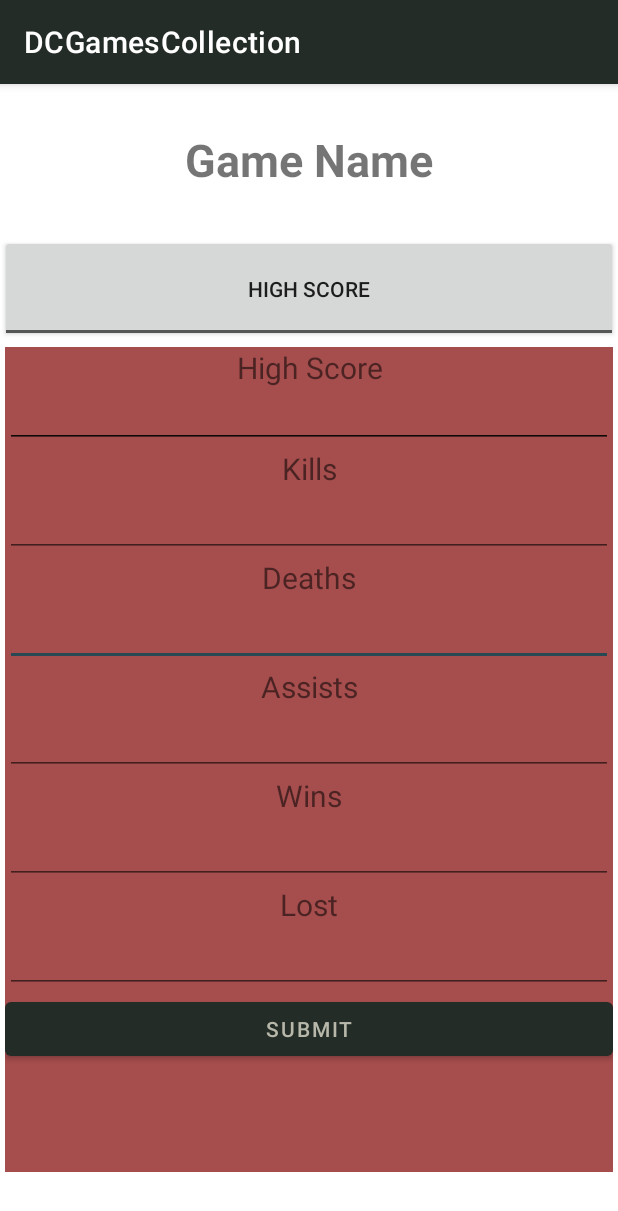
After one commit to KrishnanDevika/DC-Games-Collections, an Android app: the fragment AskUserRecord shown on its own in the app's theme, on a phone screen of 412 x 824 dp. The commit adds this screen. Shown: the top 1211 px of the screen. Run offline under Robolectric (Android 15) with nearby library versions, the phone set to English and light mode, and no system bars; network calls fail.

Commit message:
#40 Completed All Table Qurery's #61 Created Form to take user Input

```diff
--- /dev/null
+++ b/app/src/main/java/com/example/dcgamescollection/AskUserRecord.java
@@ -0,0 +1,163 @@
+package com.example.dcgamescollection;
+
+import android.os.Bundle;
+
+import androidx.fragment.app.Fragment;
+import androidx.navigation.Navigation;
+
+import android.view.LayoutInflater;
+import android.view.View;
+import android.view.ViewGroup;
+import android.widget.CompoundButton;
+import android.widget.EditText;
+import android.widget.LinearLayout;
+import android.widget.TextView;
+import android.widget.ToggleButton;
+
+import com.google.android.material.textfield.TextInputEditText;
+
+/**
+ * A simple {@link Fragment} subclass.
+ * Use the {@link AskUserRecord#newInstance} factory method to
+ * create an instance of this fragment.
+ */
+public class AskUserRecord extends Fragment {
+
+    // TODO: Rename parameter arguments, choose names that match
+    // the fragment initialization parameters, e.g. ARG_ITEM_NUMBER
+    private static final String ARG_PARAM1 = "param1";
+    private static final String ARG_PARAM2 = "param2";
+
+    // TODO: Rename and change types of parameters
+    private String mParam1;
+    private String mParam2;
+
+    public AskUserRecord() {
+        // Required empty public constructor
+    }
+
+    /**
+     * Use this factory method to create a new instance of
+     * this fragment using the provided parameters.
+     *
+     * @param param1 Parameter 1.
+     * @param param2 Parameter 2.
+     * @return A new instance of fragment AskUserRecord.
+     */
+    // TODO: Rename and change types and number of parameters
+    public static AskUserRecord newInstance(String param1, String param2) {
+        AskUserRecord fragment = new AskUserRecord();
+        Bundle args = new Bundle();
+        args.putString(ARG_PARAM1, param1);
+        args.putString(ARG_PARAM2, param2);
+        fragment.setArguments(args);
+        return fragment;
+    }
+
+    @Override
+    public void onCreate(Bundle savedInstanceState) {
+        super.onCreate(savedInstanceState);
+        if (getArguments() != null) {
+            mParam1 = getArguments().getString(ARG_PARAM1);
+            mParam2 = getArguments().getString(ARG_PARAM2);
+        }
+    }
+
+    @Override
+    public View onCreateView(LayoutInflater inflater, ViewGroup container,
+                             Bundle savedInstanceState) {
+        // Inflate the layout for this fragment
+        View view = inflater.inflate(R.layout.fragment_ask_user_record, container, false);
+
+        ToggleButton changeView = view.findViewById(R.id.toggleButton);
+
+//All the TextField in the form to take input of user
+        TextView HighScoreTitle = view.findViewById(R.id.highscoreTitle);
+        TextView KillsTitle = view.findViewById(R.id.killsTitle);
+        TextView DeathsTitle = view.findViewById(R.id.deathsTitle);
+        TextView AssistsTitle = view.findViewById(R.id.assistsTitle);
+        TextView WinsTitle = view.findViewById(R.id.winsTitle);
+        TextView LostTitle = view.findViewById(R.id.lostTitle);
+
+//All the input box in the form to take input of user
+        EditText InputhighScore = view.findViewById(R.id.socreInputField);
+        EditText InputKills = view.findViewById(R.id.killsInputField);
+        EditText InputDeaths = view.findViewById(R.id.deathInputField);
+        EditText InputAssists = view.findViewById(R.id.assistsInputField);
+        EditText InputWins = view.findViewById(R.id.winInputField);
+        EditText InputLost = view.findViewById(R.id.lostInputField);
+
+
+        changeView.setOnCheckedChangeListener(new CompoundButton.OnCheckedChangeListener() {
+            @Override
+            public void onCheckedChanged(CompoundButton compoundButton, boolean b) {
+                if(changeView.isChecked()){
+                    HighScoreTitle.setVisibility(View.INVISIBLE);
+                    HighScoreTitle.setHeight(0);
+                    InputhighScore.setVisibility(View.INVISIBLE);
+                    InputhighScore.setHeight(0);
+
+                    KillsTitle.setVisibility(View.VISIBLE);
+                    KillsTitle.setHeight(50);
+                    InputKills.setVisibility(View.VISIBLE);
+                    InputKills.setHeight(50);
+
+                    DeathsTitle.setVisibility(View.VISIBLE);
+                    DeathsTitle.setHeight(50);
+                    InputDeaths.setVisibility(View.VISIBLE);
+                    InputDeaths.setHeight(50);
+
+                    AssistsTitle.setVisibility(View.VISIBLE);
+                    AssistsTitle.setHeight(50);
+                    InputAssists.setVisibility(View.VISIBLE);
+                    InputAssists.setHeight(50);
+
+                    WinsTitle.setVisibility(View.VISIBLE);
+                    WinsTitle.setHeight(50);
+                    InputWins.setVisibility(View.VISIBLE);
+                    InputWins.setHeight(50);
+
+                    LostTitle.setVisibility(View.VISIBLE);
+                    LostTitle.setHeight(50);
+                    InputLost.setVisibility(View.VISIBLE);
+                    InputLost.setHeight(50);
+
+
+                }else{
+                    HighScoreTitle.setVisibility(View.VISIBLE);
+                    HighScoreTitle.setHeight(50);
+                    InputhighScore.setVisibility(View.VISIBLE);
+                    InputhighScore.setHeight(50);
+
+                    KillsTitle.setVisibility(View.INVISIBLE);
+                    KillsTitle.setHeight(0);
+                    InputKills.setVisibility(View.INVISIBLE);
+                    InputKills.setHeight(0);
+
+                    DeathsTitle.setVisibility(View.INVISIBLE);
+                    DeathsTitle.setHeight(0);
+                    InputDeaths.setVisibility(View.INVISIBLE);
+                    InputDeaths.setHeight(0);
+
+                    AssistsTitle.setVisibility(View.INVISIBLE);
+                    AssistsTitle.setHeight(0);
+                    InputAssists.setVisibility(View.INVISIBLE);
+                    InputAssists.setHeight(0);
+
+                    WinsTitle.setVisibility(View.INVISIBLE);
+                    WinsTitle.setHeight(0);
+                    InputWins.setVisibility(View.INVISIBLE);
+                    InputWins.setHeight(0);
+
+                    LostTitle.setVisibility(View.INVISIBLE);
+                    LostTitle.setHeight(0);
+                    InputLost.setVisibility(View.INVISIBLE);
+                    InputLost.setHeight(0);
+
+                }
+            }
+        });
+
+        return view;
+    }
+}
--- /dev/null
+++ b/app/src/main/res/layout/fragment_ask_user_record.xml
@@ -0,0 +1,159 @@
+<?xml version="1.0" encoding="utf-8"?>
+<ScrollView
+    xmlns:android="http://schemas.android.com/apk/res/android"
+    xmlns:app="http://schemas.android.com/apk/res-auto"
+    xmlns:tools="http://schemas.android.com/tools"
+    android:layout_width="match_parent"
+    android:layout_height="match_parent">
+
+    <androidx.constraintlayout.widget.ConstraintLayout
+        android:id="@+id/scoreConstraints"
+        android:layout_width="match_parent"
+        android:layout_height="match_parent"
+        tools:context=".AskUserRecord">
+
+        <TextView
+            android:id="@+id/textView4"
+            android:layout_width="wrap_content"
+            android:layout_height="wrap_content"
+            android:layout_marginTop="30dp"
+            android:text="@string/GameName"
+            android:textSize="@dimen/titleSize"
+            android:textStyle="bold"
+            app:layout_constraintEnd_toEndOf="parent"
+            app:layout_constraintStart_toStartOf="parent"
+            app:layout_constraintTop_toTopOf="parent" />
+
+        <ToggleButton
+            android:id="@+id/toggleButton"
+            android:layout_width="0dp"
+            android:layout_height="71dp"
+            android:layout_marginTop="30dp"
+            android:text="ToggleButton"
+            android:textOff="@string/HighScoreGame"
+            android:textOn="@string/ScoreBoardGames"
+            app:layout_constraintEnd_toEndOf="parent"
+            app:layout_constraintStart_toStartOf="parent"
+            app:layout_constraintTop_toBottomOf="@+id/textView4" />
+
+        <LinearLayout
+            android:id="@+id/formView"
+            android:layout_width="0dp"
+            android:layout_height="550dp"
+            android:layout_marginStart="3dp"
+            android:layout_marginTop="3dp"
+            android:layout_marginEnd="3dp"
+            android:layout_marginBottom="3dp"
+            android:background="#A64D4D"
+            android:orientation="vertical"
+            app:layout_constraintBottom_toBottomOf="parent"
+            app:layout_constraintEnd_toEndOf="parent"
+            app:layout_constraintStart_toStartOf="parent"
+            app:layout_constraintTop_toBottomOf="@+id/toggleButton">
+
+
+            <TextView
+                android:id="@+id/highscoreTitle"
+                android:layout_width="match_parent"
+                android:layout_height="wrap_content"
+                android:text="@string/HighScoreGame"
+                android:textAlignment="center"
+                android:textSize="@dimen/formText" />
+
+            <EditText
+                android:id="@+id/socreInputField"
+                android:layout_width="match_parent"
+                android:layout_height="wrap_content"
+                android:backgroundTint="#0E0909"
+                android:ems="10"
+                android:inputType="numberDecimal"
+                android:paddingBottom="5dp"
+                android:textAlignment="center"
+                android:textStyle="bold" />
+
+            <TextView
+                android:id="@+id/killsTitle"
+                android:layout_width="match_parent"
+                android:layout_height="wrap_content"
+                android:text="@string/killsTitle"
+                android:textAlignment="center"
+                android:textSize="@dimen/formText" />
+
+            <EditText
+                android:id="@+id/killsInputField"
+                android:layout_width="match_parent"
+                android:layout_height="wrap_content"
+                android:ems="10"
+                android:inputType="number"
+                android:textAlignment="center" />
+
+            <TextView
+                android:id="@+id/deathsTitle"
+                android:layout_width="match_parent"
+                android:layout_height="wrap_content"
+                android:text="@string/deathTitle"
+                android:textAlignment="center"
+                android:textSize="@dimen/formText" />
+
+            <EditText
+                android:id="@+id/deathInputField"
+                android:layout_width="match_parent"
+                android:layout_height="wrap_content"
+                android:ems="10"
+                android:inputType="number" />
+
+            <TextView
+                android:id="@+id/assistsTitle"
+                android:layout_width="match_parent"
+                android:layout_height="wrap_content"
+                android:text="@string/assistsTitle"
+                android:textAlignment="center"
+                android:textSize="@dimen/formText" />
+
+            <EditText
+                android:id="@+id/assistsInputField"
+                android:layout_width="match_parent"
+                android:layout_height="wrap_content"
+                android:ems="10"
+                android:inputType="number" />
+
+            <TextView
+                android:id="@+id/winsTitle"
+                android:layout_width="match_parent"
+                android:layout_height="wrap_content"
+                android:text="@string/winsTitle"
+                android:textAlignment="center"
+                android:textSize="@dimen/formText" />
+
+            <EditText
+                android:id="@+id/winInputField"
+                android:layout_width="match_parent"
+                android:layout_height="wrap_content"
+                android:ems="10"
+                android:inputType="number" />
+
+            <TextView
+                android:id="@+id/lostTitle"
+                android:layout_width="match_parent"
+                android:layout_height="wrap_content"
+                android:text="@string/lostTitle"
+                android:textAlignment="center"
+                android:textSize="@dimen/formText" />
+
+            <EditText
+                android:id="@+id/lostInputField"
+                android:layout_width="match_parent"
+                android:layout_height="wrap_content"
+                android:ems="10"
+                android:inputType="number" />
+
+            <Button
+                android:id="@+id/button"
+                android:layout_width="match_parent"
+                android:layout_height="wrap_content"
+                android:text="@string/submitButton" />
+
+        </LinearLayout>
+
+    </androidx.constraintlayout.widget.ConstraintLayout>
+</ScrollView>
--- a/app/src/main/res/values/dimens.xml
+++ b/app/src/main/res/values/dimens.xml
@@ -6,4 +6,6 @@
     <dimen name="nav_header_height">176dp</dimen>
     <dimen name="fab_margin">16dp</dimen>
     <dimen name="title_size">32sp</dimen>
+    <dimen name="titleSize">30sp</dimen>
+    <dimen name="formText">20sp</dimen>
 </resources>
--- a/app/src/main/res/values/strings.xml
+++ b/app/src/main/res/values/strings.xml
@@ -43,4 +43,13 @@
     <string name="moreButtonText">More</string>
     <string name="SaveButtonText">Save</string>
     <string name="yourExp">M Exp</string>
+    <string name="SelectType">Select Game Type</string>
+    <string name="HighScoreGame">High Score</string>
+    <string name="ScoreBoardGames">Score Board</string>
+    <string name="submitButton">Submit</string>
+    <string name="killsTitle">Kills</string>
+    <string name="deathTitle">Deaths</string>
+    <string name="assistsTitle">Assists</string>
+    <string name="winsTitle">Wins</string>
+    <string name="lostTitle">Lost</string>
 </resources>
```
Also changed, not shown: app/src/main/java/com/example/dcgamescollection/CollectionRecyclerView/CustomCollectionAdapter.java (+7 -2 lines), app/src/main/java/com/example/dcgamescollection/Pojo/Stats.java (+10 -0 lines), app/src/main/res/layout/highscore_form.xml (added, +9 -0 lines), app/src/main/res/layout/score_board_form.xml (added, +10 -0 lines), app/src/main/res/navigation/mobile_navigation.xml (+6 -1 lines).
